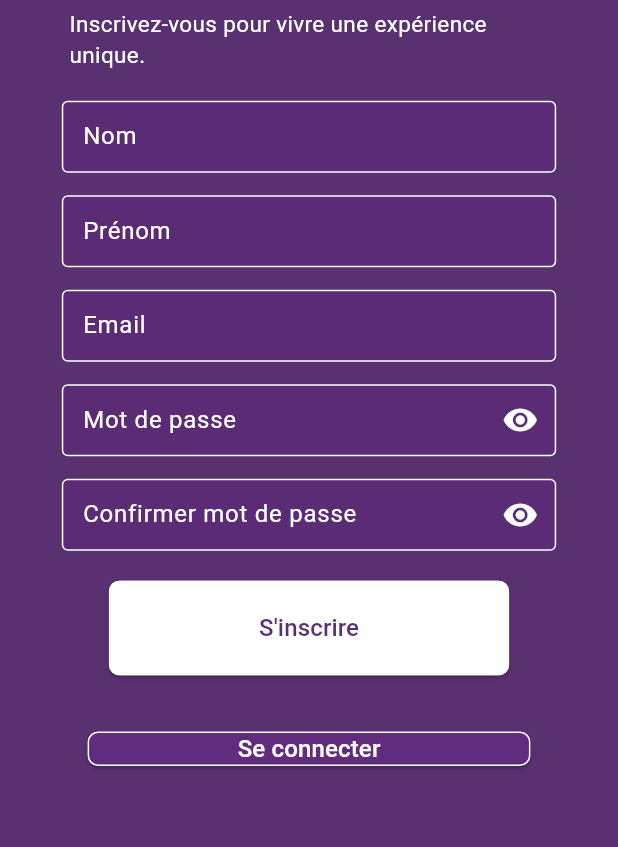
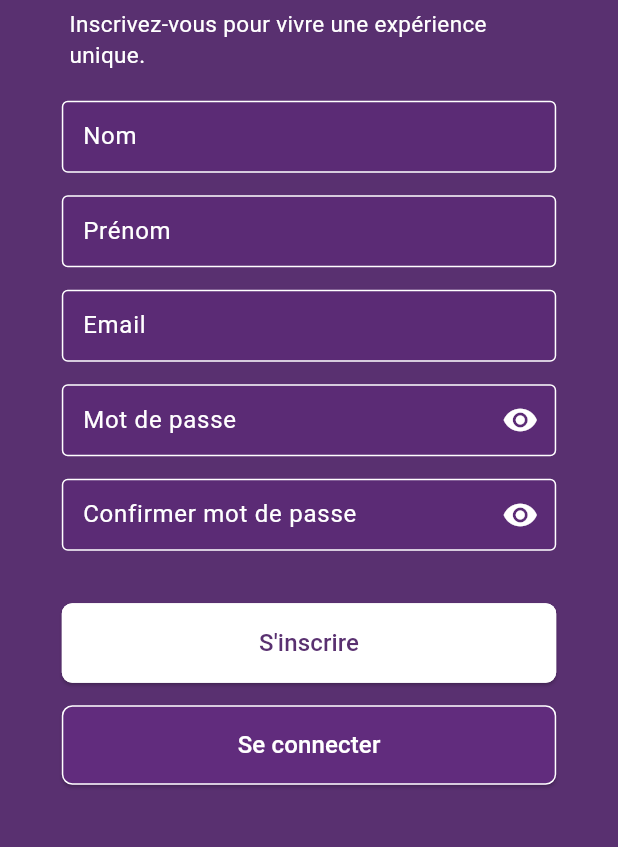
Before and after one commit to Rama49/Niefeko, a Flutter app: the screen it shows after launch, after a tap on "Se connecter", after a tap on "S'inscrire", on a phone screen of 412 x 824 dp, the part 278-1125 px from its top. Run offline on Flutter 3.47's test engine with Material 3 defaults, Android fonts, the phone set to English and light mode, and no system bars; our stand-ins replace carousel_slider, cloud_firestore, firebase_auth, firebase_core, fluttertoast; accounts and stored records are empty.

Commit message:
revoir l integration

```diff
--- a/lib/Pages/Connexion/connexion.dart
+++ b/lib/Pages/Connexion/connexion.dart
@@ -75,7 +75,10 @@ class _connexionState extends State<connexion> {
                   margin: const EdgeInsets.all(5),
                   child: Text(
                     "Connectez-vous à votre compte",
-                    style: TextStyle(fontSize: 15, color: Colors.white, fontWeight: FontWeight.bold),
+                    style: TextStyle(
+                        fontSize: 15,
+                        color: Colors.white,
+                        fontWeight: FontWeight.bold),
                     textAlign: TextAlign.center,
                   ),
                 ),
@@ -149,9 +152,10 @@ class _connexionState extends State<connexion> {
                           },
                         ),
                       ),
-                      const SizedBox(height: 10),
+                      const SizedBox(height: 15),
                       Padding(
-                        padding: const EdgeInsets.symmetric(horizontal: 20, vertical: 10),
+                        padding: const EdgeInsets.symmetric(
+                            horizontal: 20, vertical: 10),
                         child: TextButton(
                           onPressed: () {
                             Navigator.push(
@@ -176,11 +180,13 @@ class _connexionState extends State<connexion> {
                           ),
                         ),
                       ),
-                      // const SizedBox(
-                      //   height: 10,
-                      // ),
+                      const SizedBox(
+                        height: 10,
+                      ),
                       Padding(
                         padding: const EdgeInsets.only(bottom: 5),
+                        child: SizedBox(
+                          width: double.infinity,
                           child: ElevatedButton(
                             onPressed: () {
                               if (_formKey.currentState!.validate()) {
@@ -188,12 +194,14 @@ class _connexionState extends State<connexion> {
                               }
                             },
                             style: ElevatedButton.styleFrom(
-                            backgroundColor: const Color.fromARGB(255, 255, 255, 255),
-                            padding: const EdgeInsets.symmetric(horizontal: 40, vertical: 10),
+                              backgroundColor:
+                                  const Color.fromARGB(255, 255, 255, 255),
+                              padding: const EdgeInsets.symmetric(
+                                  horizontal: 40, vertical: 10),
                               shape: RoundedRectangleBorder(
                                 borderRadius: BorderRadius.circular(5),
-                              side: const BorderSide(
-                                  color: Color(0xFF593070)),
+                                side:
+                                    const BorderSide(color: Color(0xFF593070)),
                               ),
                             ),
                             child: const Text(
@@ -205,9 +213,12 @@ class _connexionState extends State<connexion> {
                             ),
                           ),
                         ),
+                      ),
                       // const SizedBox(height: 20),
                       Padding(
                         padding: const EdgeInsets.only(top: 2, bottom: 20),
+                        child: SizedBox(
+                          width: double.infinity,
                           child: ElevatedButton(
                             onPressed: () {
                               Navigator.push(
@@ -218,17 +229,18 @@ class _connexionState extends State<connexion> {
                             },
                             style: ElevatedButton.styleFrom(
                               backgroundColor: const Color(0xFF593070),
-                            padding: const EdgeInsets.symmetric(horizontal: 55, vertical: 10),
+                              padding: const EdgeInsets.symmetric(
+                                  horizontal: 55, vertical: 10),
                               shape: RoundedRectangleBorder(
                                 borderRadius: BorderRadius.circular(5),
-                              side: const BorderSide(
-                                  color: Colors.white),
+                                side: const BorderSide(color: Colors.white),
                               ),
                             ),
                             child: const Text(
                               "S'inscrire",
                               style:
                                   TextStyle(fontSize: 16, color: Colors.white),
+                            ),
                           ),
                         ),
                       ),
--- a/lib/Pages/Inscription/inscription.dart
+++ b/lib/Pages/Inscription/inscription.dart
@@ -64,8 +64,7 @@ class InscriptionState extends State<Inscription> {
                 ),
                 Form(
                   key: _formKey,
-                  child: Column(
-                    children: [
+                  child: Column(children: [
                     _buildInputField(
                       label: 'Nom',
                       controller: _nomController,
@@ -129,8 +128,11 @@ class InscriptionState extends State<Inscription> {
                         });
                       },
                     ),
+                    SizedBox(height: 15),
                     Padding(
                       padding: const EdgeInsets.only(top: 20, bottom: 5),
+                      child: SizedBox(
+                        width: double.infinity,
                         child: ElevatedButton(
                           onPressed: () async {
                             await registerUser();
@@ -138,17 +140,11 @@ class InscriptionState extends State<Inscription> {
                           style: ElevatedButton.styleFrom(
                             backgroundColor:
                                 const Color.fromARGB(255, 255, 255, 255),
-
-                            padding: const EdgeInsets.symmetric(
-                                horizontal: 100, vertical: 20),
+                            padding: const EdgeInsets.symmetric(vertical: 15),
                             shape: RoundedRectangleBorder(
                               borderRadius: BorderRadius.circular(7),
-                              side: const BorderSide(
-                                  color: Colors.white),
+                              side: const BorderSide(color: Colors.white),
                             ),
-
-                            minimumSize:
-                                const Size(150, 0), // Définir la largeur fixe
                           ),
                           child: const Text(
                             "S'inscrire",
@@ -157,10 +153,9 @@ class InscriptionState extends State<Inscription> {
                           ),
                         ),
                       ),
-                      SizedBox(height: 20),
-                      Padding(
-                        padding: const EdgeInsets.only(bottom: 20),
-                        child: ElevatedButton(
+                    ),
+                    SizedBox(height: 10),
+                    ElevatedButton(
                       onPressed: () {
                         Navigator.push(
                           context,
@@ -171,24 +166,27 @@ class InscriptionState extends State<Inscription> {
                       },
                       style: ElevatedButton.styleFrom(
                         backgroundColor: const Color(0xFF612C7D),
-                            padding:
-                                const EdgeInsets.symmetric(horizontal: 100),
+                        padding: const EdgeInsets.symmetric(
+                            vertical:
+                                15), // Ajuster le padding vertical si nécessaire
                         shape: RoundedRectangleBorder(
                           borderRadius: BorderRadius.circular(7),
                           side: const BorderSide(
                               color: Colors.white), // Bordure blanche
                         ),
-                            minimumSize:
-                                const Size(150, 0), // Définir la largeur fixe
                       ),
+                      child: const SizedBox(
+                        width: double.infinity,
+                        child: Center(
                           child: Text(
                             "Se connecter",
                             style: TextStyle(fontSize: 16, color: Colors.white),
                           ),
                         ),
                       ),
-                    ],
                     ),
+                    SizedBox(height: 20),
+                  ]),
                 ),
               ],
             ),
```
Lines whose indentation alone changed are shown as unchanged.
